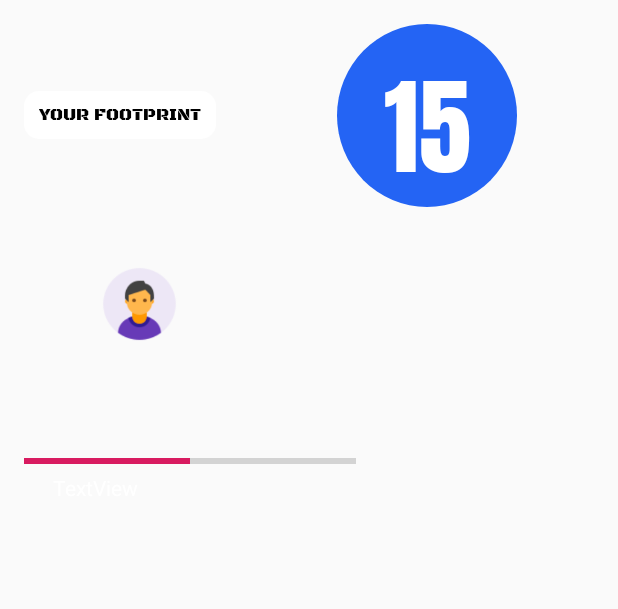
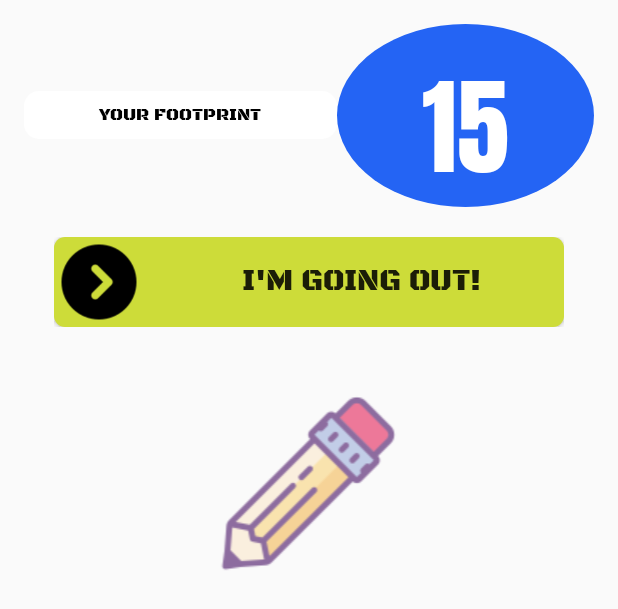
Before and after one commit to luizaawwolf/greenlegend, an Android app: the layout content_main.xml on its own in the app's theme, with its tools: preview values and no code run, on a phone screen of 412 x 824 dp. Shown: the top 609 px of the screen. Run offline under Robolectric (Android 15) with nearby library versions, the phone set to English and light mode, and no system bars; Roboto replaces fonts that are not available here.

Commit message:
tableview structure

```diff
--- /dev/null
+++ b/EcoLegend/app/src/main/res/drawable/answerqicon.xml
@@ -0,0 +1,13 @@
+<?xml version="1.0" encoding="utf-8"?>
+<layer-list xmlns:android="http://schemas.android.com/apk/res/android">
+    <item>
+        <shape android:shape="oval">
+            <solid android:color="#2464F4"/>
+            <size android:width="120dp" android:height="120dp"/>
+        </shape>
+    </item>
+    <item android:drawable="@drawable/edit"
+        android:height="100dp"
+        android:width="100dp"
+        android:paddingleft=""/>
+</layer-list>
--- /dev/null
+++ b/EcoLegend/app/src/main/res/drawable/roundedbackground2.xml
@@ -0,0 +1,13 @@
+<?xml version="1.0" encoding="utf-8"?>
+<layer-list xmlns:android="http://schemas.android.com/apk/res/android" >    <item>
+    <shape android:shape="rectangle">
+            <solid android:color="#CDDC39"/>
+            <size android:width="300dp" android:height="60dp"/>
+            <corners android:radius="7dp"/>
+        </shape>
+    </item>
+    <item android:drawable="@drawable/next"
+        android:width="60dp"
+        android:height="60dp"
+        android:marginLeft="80dp"/>
+</layer-list>
--- a/EcoLegend/app/src/main/res/layout/content_main.xml
+++ b/EcoLegend/app/src/main/res/layout/content_main.xml
@@ -26,13 +26,14 @@
                 android:layout_width="match_parent"
                 android:layout_height="wrap_content"
                 android:orientation="horizontal"
-                android:stretchColumns="1"
+                android:stretchColumns="*"
+                android:shrinkColumns="*"
                 android:gravity="center_horizontal">
                 <TableRow>
                     <TextView
                         android:id="@+id/level_label"
-                        android:layout_weight="0.0"
-                        android:layout_width="wrap_content"
+                        android:layout_weight="8"
+                        android:layout_width="0.0dp"
                         android:paddingLeft="10dp"
                         android:paddingRight="10dp"
                         android:layout_height="32dp"
@@ -43,7 +44,6 @@
                         android:textColor="#000000"
                         android:textSize="12sp"
                         app:fontFamily="@font/black_ops_one"
-                        android:layout_marginRight="30dp"
                         app:layout_constraintBottom_toBottomOf="parent"
                         app:layout_constraintEnd_toEndOf="parent"
                         app:layout_constraintHorizontal_bias="0.329"
@@ -53,8 +53,8 @@
 
                     <TextView
                         android:id="@+id/userLevel"
-                        android:layout_width="wrap_content"
-                        android:layout_weight="0.8"
+                        android:layout_width="1dp"
+                        android:layout_weight="5"
                         android:layout_height="wrap_content"
                         android:layout_gravity="center"
                         android:background="@drawable/home_userlevel_circle"
@@ -70,41 +70,65 @@
                         app:layout_constraintVertical_bias="0.218" />
                 </TableRow>
 
+                <TableRow
+                    android:padding="20dp">
+
+                    <Button
+                        android:layout_height="60dp"
+                        android:layout_weight="10"
+                        android:background="@drawable/roundedbackground2"
+                        android:text="I'm going out!"
+                        android:fontFamily="@font/black_ops_one"
+                        android:paddingRight="-70dp"
+                        android:textSize="20dp"
+                        />
+                </TableRow>
+
+                <TableRow
+                    android:padding="20dp">
+
+                    <ImageView
+                        android:id="@+id/imageView2"
+                        android:layout_width="wrap_content"
+                        android:layout_height="wrap_content"
+                        app:srcCompat="@drawable/edit" />
+                </TableRow>
+
             </TableLayout>
 
 
-            <ImageView
-                android:id="@+id/imageView6"
-                android:layout_width="58dp"
-                android:layout_height="57dp"
-                android:layout_marginStart="48dp"
-                android:layout_marginLeft="48dp"
-                android:layout_marginTop="36dp"
-                android:background="@drawable/usersample"
-                app:layout_constraintStart_toStartOf="parent"
-                app:layout_constraintTop_toTopOf="parent" />
+<!--            <ImageView-->
+<!--                android:id="@+id/imageView6"-->
+<!--                android:layout_width="58dp"-->
+<!--                android:layout_height="57dp"-->
+<!--                android:layout_marginStart="48dp"-->
+<!--                android:layout_marginLeft="48dp"-->
+<!--                android:layout_marginTop="36dp"-->
+<!--                android:background="@drawable/usersample"-->
+<!--                app:layout_constraintStart_toStartOf="parent"-->
+<!--                app:layout_constraintTop_toTopOf="parent" />-->
 
-            <ProgressBar
-                android:id="@+id/progressbar"
-                style="@style/Widget.AppCompat.ProgressBar.Horizontal"
-                android:layout_width="221dp"
-                android:layout_height="16dp"
-                android:layout_marginTop="68dp"
-                android:max="100"
-                android:progress="50"
-                app:layout_constraintStart_toStartOf="@+id/nameDisplay"
-                app:layout_constraintTop_toTopOf="parent" />
+<!--            <ProgressBar-->
+<!--                android:id="@+id/progressbar"-->
+<!--                style="@style/Widget.AppCompat.ProgressBar.Horizontal"-->
+<!--                android:layout_width="221dp"-->
+<!--                android:layout_height="16dp"-->
+<!--                android:layout_marginTop="68dp"-->
+<!--                android:max="100"-->
+<!--                android:progress="50"-->
+<!--                app:layout_constraintStart_toStartOf="@+id/nameDisplay"-->
+<!--                app:layout_constraintTop_toTopOf="parent" />-->
 
-            <TextView
-                android:id="@+id/nameDisplay"
-                android:layout_width="wrap_content"
-                android:layout_height="wrap_content"
-                android:layout_marginStart="19dp"
-                android:layout_marginLeft="19dp"
-                android:text="TextView"
-                android:textColor="#FFFFFF"
-                app:layout_constraintStart_toEndOf="@+id/imageView6"
-                app:layout_constraintTop_toTopOf="@+id/imageView6" />
+<!--            <TextView-->
+<!--                android:id="@+id/nameDisplay"-->
+<!--                android:layout_width="wrap_content"-->
+<!--                android:layout_height="wrap_content"-->
+<!--                android:layout_marginStart="19dp"-->
+<!--                android:layout_marginLeft="19dp"-->
+<!--                android:text="TextView"-->
+<!--                android:textColor="#FFFFFF"-->
+<!--                app:layout_constraintStart_toEndOf="@+id/imageView6"-->
+<!--                app:layout_constraintTop_toTopOf="@+id/imageView6" />-->
 
 
         </LinearLayout>
```
Also changed, not shown: EcoLegend/app/src/main/res/drawable/edit.png (added), EcoLegend/app/src/main/res/drawable/icons8-compass-64.png (added), EcoLegend/app/src/main/res/drawable/icons8-edit-128.png (added).
